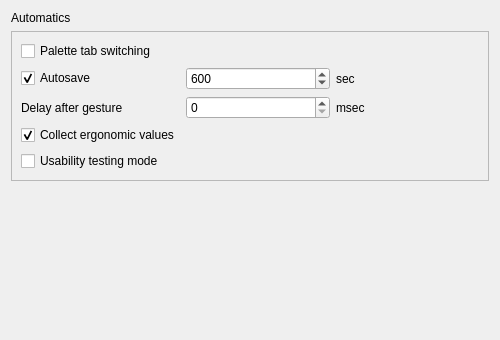
Above: qrgui/dialogs/preferencesPages/behaviourPage.ui from qreal/qreal before the change. Below: the same form after it.
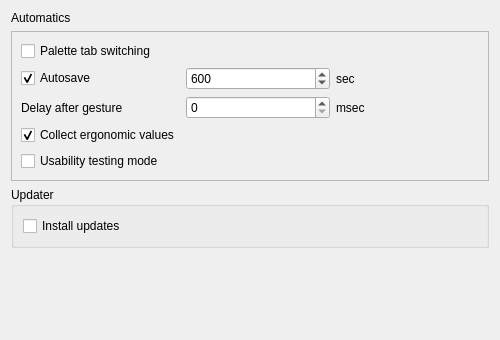
That is the form after the change.

Commit message: Updates checkbox was added to PreferencesBehaviourPage Updater-class now use waitForRead instead of sleep prototype

```diff
--- a/qrgui/dialogs/preferencesPages/behaviourPage.ui
+++ b/qrgui/dialogs/preferencesPages/behaviourPage.ui
@@ -123,6 +123,22 @@
      </layout>
     </widget>
    </item>
+   <item>
+    <widget class="QGroupBox" name="updatesGroupBox">
+     <property name="title">
+      <string>Updater</string>
+     </property>
+     <layout class="QVBoxLayout" name="verticalLayout_2">
+      <item>
+       <widget class="QCheckBox" name="makeUpdatesCheckBox">
+        <property name="text">
+         <string>Install updates</string>
+        </property>
+       </widget>
+      </item>
+     </layout>
+    </widget>
+   </item>
    <item>
     <spacer name="verticalSpacer">
      <property name="orientation">
```
The commit also changes 4 other files.
